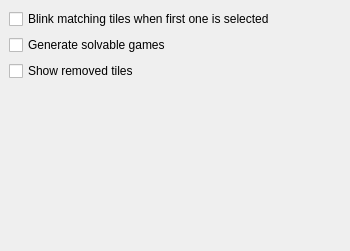
Qt form src/settings.ui (KDE/kmahjongg) before a commit.
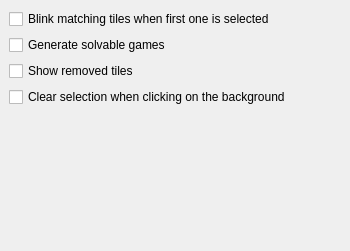
The same form after that commit.

Commit message: Add an option to decide whether a selected tile should get unselected, if user clicks on the background or not.

What changed in the file:
```diff
--- a/src/settings.ui
+++ b/src/settings.ui
@@ -36,6 +36,13 @@
       <string>Show removed tiles</string>
      </property>
     </widget>
+  </item>
+    <item>
+    <widget class="QCheckBox" name="kcfg_ClearSelectionBackgroundClick" >
+     <property name="text" >
+      <string>Clear selection when clicking on the background</string>
+     </property>
+    </widget>
    </item>
    <item>
     <spacer>
```
The commit also changes 5 other files.
